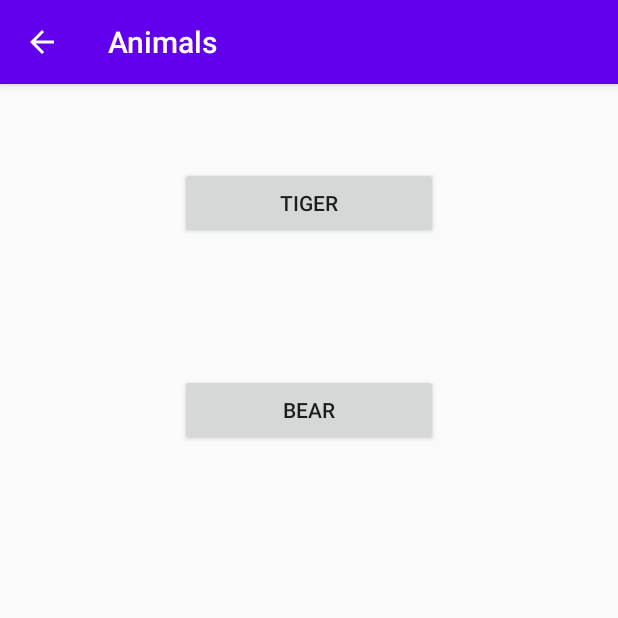
After one commit to ajimenez1503/Animals3D, an Android app: the Activity3D screen opened directly, with no data from a screen before it, on a phone screen of 412 x 824 dp, the top half of it. The commit adds this screen. Run offline under Robolectric (Android 15) with nearby library versions, the phone set to English and light mode, and no system bars.

Commit message:
Add new 3D activity #1

```diff
--- a/app/src/main/AndroidManifest.xml
+++ b/app/src/main/AndroidManifest.xml
@@ -10,6 +10,11 @@
         android:roundIcon="@mipmap/ic_launcher_round"
         android:supportsRtl="true"
         android:theme="@style/AppTheme">
+        <activity
+            android:name=".Activity3D"
+            android:parentActivityName=".MainActivity">
+
+        </activity>
         <activity android:name=".MainActivity">
             <intent-filter>
                 <action android:name="android.intent.action.MAIN" />
--- /dev/null
+++ b/app/src/main/java/com/example/animals/Activity3D.java
@@ -0,0 +1,14 @@
+package com.example.animals;
+
+import android.os.Bundle;
+
+import androidx.appcompat.app.AppCompatActivity;
+
+public class Activity3D extends AppCompatActivity {
+
+    @Override
+    protected void onCreate(Bundle savedInstanceState) {
+        super.onCreate(savedInstanceState);
+        setContentView(R.layout.activity3_d);
+    }
+}
--- a/app/src/main/java/com/example/animals/MainActivity.java
+++ b/app/src/main/java/com/example/animals/MainActivity.java
@@ -1,6 +1,8 @@
 package com.example.animals;
 
+import android.content.Intent;
 import android.os.Bundle;
+import android.view.View;
 
 import androidx.appcompat.app.AppCompatActivity;
 
@@ -11,4 +13,12 @@ public class MainActivity extends AppCompatActivity {
         super.onCreate(savedInstanceState);
         setContentView(R.layout.activity_main);
     }
+
+    /**
+     * Called when the user taps the 3D button
+     */
+    public void open3DActivity(View view) {
+        Intent intent = new Intent(this, Activity3D.class);
+        startActivity(intent);
+    }
 }
--- /dev/null
+++ b/app/src/main/res/layout/activity3_d.xml
@@ -0,0 +1,33 @@
+<?xml version="1.0" encoding="utf-8"?>
+<androidx.constraintlayout.widget.ConstraintLayout xmlns:android="http://schemas.android.com/apk/res/android"
+    xmlns:app="http://schemas.android.com/apk/res-auto"
+    xmlns:tools="http://schemas.android.com/tools"
+    android:layout_width="match_parent"
+    android:layout_height="match_parent"
+    tools:context=".Activity3D">
+
+    <Button
+        android:id="@+id/button3"
+        android:layout_width="0dp"
+        android:layout_height="48dp"
+        android:layout_marginStart="120dp"
+        android:layout_marginTop="55dp"
+        android:layout_marginEnd="120dp"
+        android:text="@string/button_tiger"
+        app:layout_constraintEnd_toEndOf="parent"
+        app:layout_constraintStart_toStartOf="parent"
+        app:layout_constraintTop_toTopOf="parent" />
+
+    <Button
+        android:id="@+id/button4"
+        android:layout_width="0dp"
+        android:layout_height="48dp"
+        android:layout_marginStart="120dp"
+        android:layout_marginTop="90dp"
+        android:layout_marginEnd="120dp"
+        android:text="@string/button_bear"
+        app:layout_constraintEnd_toEndOf="parent"
+        app:layout_constraintStart_toStartOf="parent"
+        app:layout_constraintTop_toBottomOf="@+id/button3" />
+
+</androidx.constraintlayout.widget.ConstraintLayout>
--- a/app/src/main/res/layout/activity_main.xml
+++ b/app/src/main/res/layout/activity_main.xml
@@ -38,6 +38,7 @@
         android:layout_marginStart="100dp"
         android:layout_marginTop="117dp"
         android:layout_marginEnd="100dp"
+        android:onClick="open3DActivity"
         android:text="@string/button_see3D"
         app:layout_constraintEnd_toEndOf="parent"
         app:layout_constraintStart_toStartOf="parent"
--- a/app/src/main/res/values/strings.xml
+++ b/app/src/main/res/values/strings.xml
@@ -3,4 +3,6 @@
     <string name="text_welcome">Discover the animals</string>
     <string name="button_sounds">Hear the animals</string>
     <string name="button_see3D">3D Animals</string>
+    <string name="button_tiger">Tiger</string>
+    <string name="button_bear">Bear</string>
 </resources>
```
Also changed, not shown: 1 other file.
